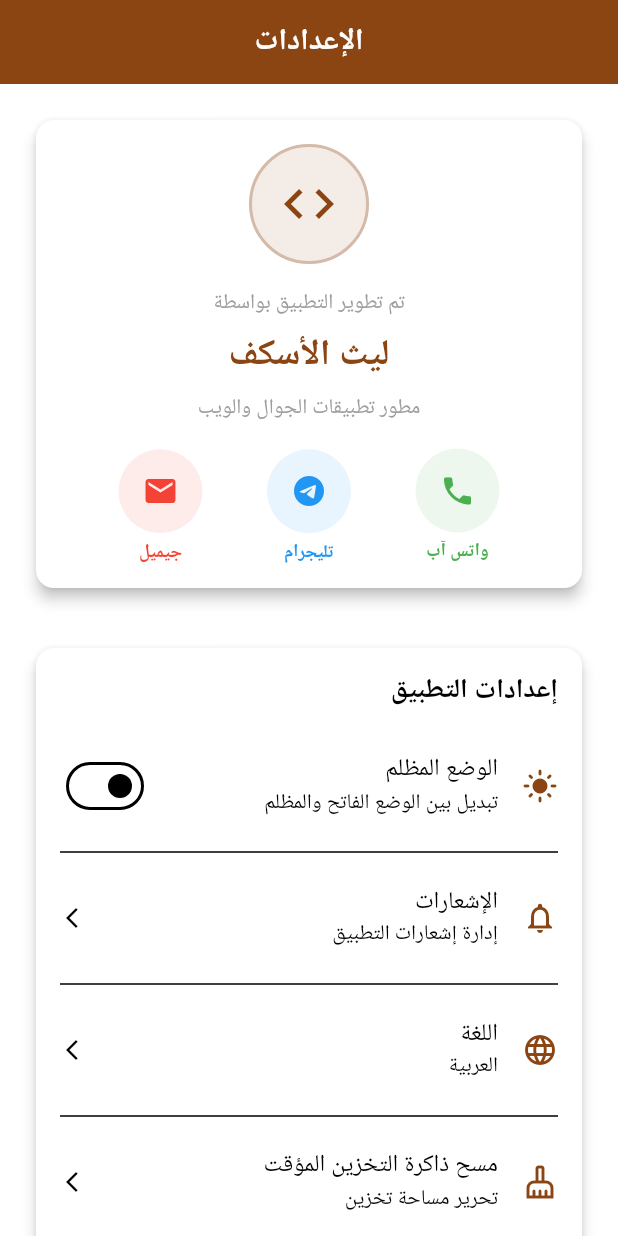
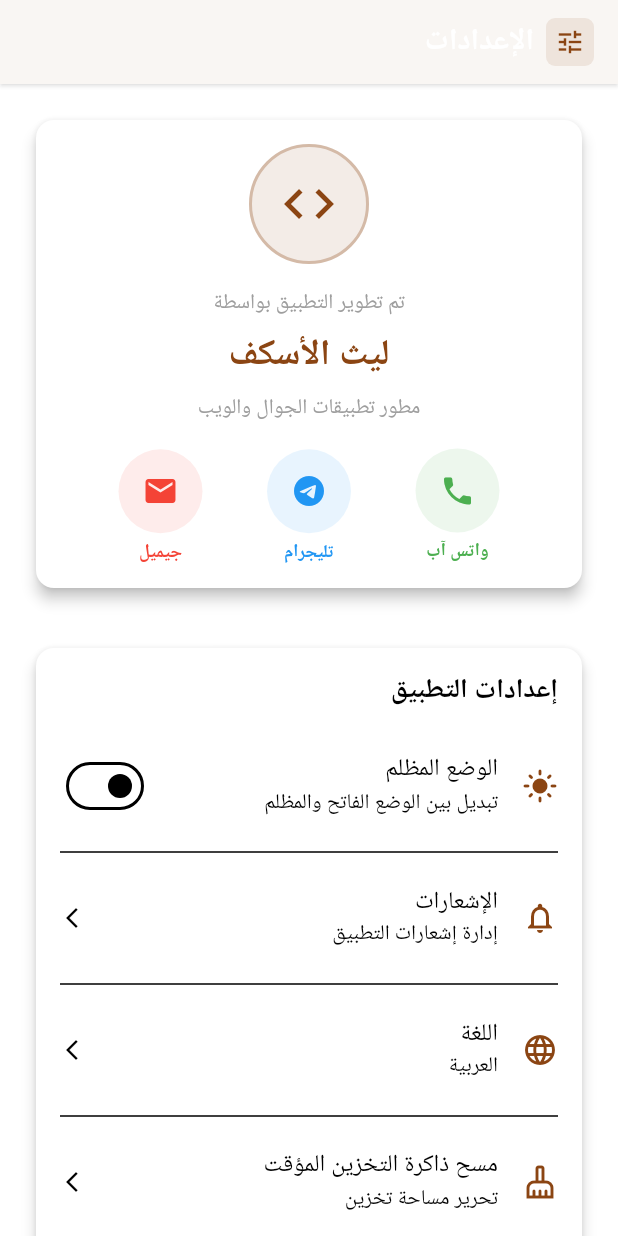
Before and after one commit to laith-alskaf/Thawbuk-store, a Flutter app: the SettingsPage screen opened by its route, on a phone screen of 412 x 824 dp. Run offline on Flutter 3.47's test engine with Material 3 defaults, Android fonts, the phone set to English and light mode, and no system bars; our stand-ins replace cached_network_image, dartz, dio, equatable, flutter_bloc, get_it and 6 more; accounts and stored records are empty; generated files the repository leaves out were written again; Roboto replaces fonts that are missing (Cairo).

Commit message:
auto-commit for 425e1c28-8759-4d14-a87f-888695eab6a5

```diff
--- a/Thawbuk-store/lib/presentation/pages/settings/settings_page.dart
+++ b/Thawbuk-store/lib/presentation/pages/settings/settings_page.dart
@@ -17,8 +17,32 @@ class SettingsPage extends StatelessWidget {
   Widget build(BuildContext context) {
     return Scaffold(
       appBar: AppBar(
-        title: const Text('الإعدادات'),
-        centerTitle: true,
+        title: Row(
+          children: [
+            Container(
+              padding: const EdgeInsets.all(6),
+              decoration: BoxDecoration(
+                color: AppColors.primary.withOpacity(0.1),
+                borderRadius: BorderRadius.circular(6),
+              ),
+              child: const Icon(
+                Icons.tune,
+                color: AppColors.primary,
+                size: 20,
+              ),
+            ),
+            const SizedBox(width: 8),
+            const Text(
+              'الإعدادات',
+              style: TextStyle(fontWeight: FontWeight.bold),
+            ),
+          ],
+        ),
+        backgroundColor: Colors.white,
+        foregroundColor: AppColors.black,
+        elevation: 1,
+        shadowColor: Colors.grey.withOpacity(0.3),
+        centerTitle: false,
       ),
       body: SingleChildScrollView(
         padding: const EdgeInsets.all(AppConstants.defaultPadding),
```
